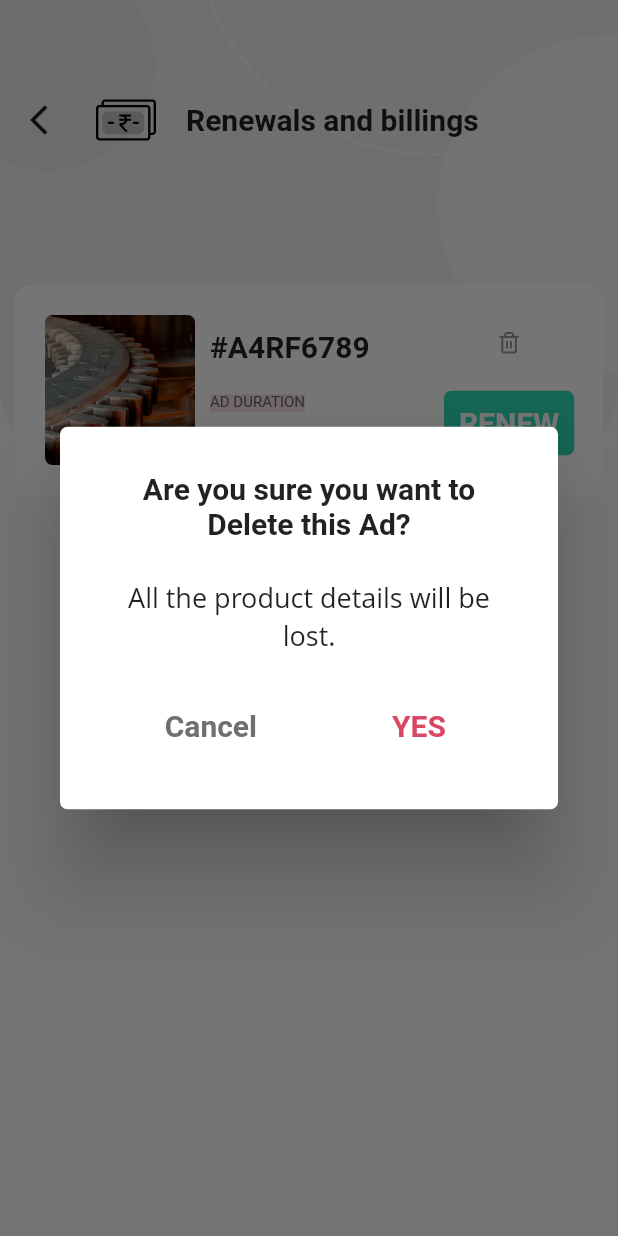
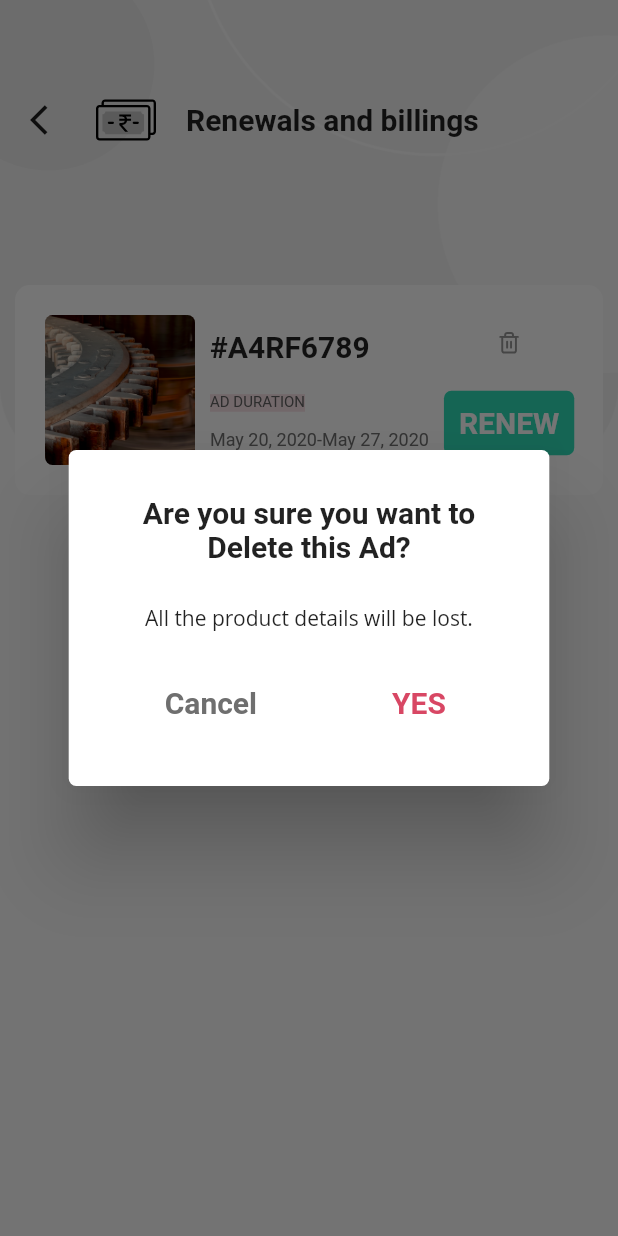
Before and after one commit to SankarshanDudhate/de_stock, a Flutter app: the renewalBilling screen opened directly, after a tap on an icon or button, on a phone screen of 412 x 824 dp. Run offline on Flutter 3.47's test engine with Material 2 defaults, Android fonts, the phone set to English and light mode, and no system bars; our stand-ins replace carousel_slider, file_picker, flutter_icons, flutter_svg, fluttertoast, image_picker and 1 more; accounts and stored records are empty; Roboto replaces fonts that are missing (Open Sans, Poppins).

Commit message:
Added saved products page. Seperated delete dialog to make it generalize.

```diff
--- /dev/null
+++ b/lib/PostAnAd/confirmDelete.dart
@@ -0,0 +1,75 @@
+import 'package:flutter/material.dart';
+
+class deleteDialog extends StatefulWidget {
+  @override
+  _deleteDialogState createState() => _deleteDialogState();
+}
+
+class _deleteDialogState extends State<deleteDialog> {
+
+  bool deleteStatus = false;
+  bool enableStatus = false;
+
+  @override
+  Widget build(BuildContext context) {
+    return Container(
+        padding: EdgeInsets.all(0),
+        //width: MediaQuery.of(context).size.width*0.7,
+        child: Column(
+          mainAxisSize: MainAxisSize.min,
+          children: [
+            Padding(
+              padding: const EdgeInsets.all(10.0),
+              child: Text("Are you sure you want to\nDelete this Ad?", style: TextStyle(fontSize:20,fontWeight:FontWeight.bold),textAlign: TextAlign.center,),
+            ),
+            //SizedBox(height:20),
+            Padding(
+              padding: const EdgeInsets.all(16.0),
+              child: Text("All the product details will be lost.", style: TextStyle(fontSize:14,fontFamily: "Open Sans"),textAlign: TextAlign.center,),
+            ),
+            Row(
+              mainAxisAlignment: MainAxisAlignment.center,
+              children: [
+                GestureDetector(
+                  onTap: (){
+                    setState(() {
+                      this.deleteStatus = true;
+                      this.enableStatus = false;
+                    });
+                    //sleep(Duration(seconds:1));
+                    Navigator.of(context).pop();
+                  },
+                  child: Container(
+                    padding: EdgeInsets.fromLTRB(40, 20, 40, 20),
+                    decoration: BoxDecoration(
+                      color : deleteStatus == true ? Color(0xFF6F6F6F) : Color(0xFFFFFFFF),
+                      borderRadius: BorderRadius.circular(5),
+                    ),
+                    child: Text("Cancel",style: TextStyle(fontSize:20,fontWeight:FontWeight.bold,color: deleteStatus == true ? Color(0xFFFFFFFF) : Color(0xFF6F6F6F)))
+                  ),
+                ),
+                GestureDetector(
+                  onTap: (){
+                    setState(() {
+                      this.deleteStatus = false;
+                      this.enableStatus = true;
+                    });
+                    //sleep(Duration(seconds:1));
+                    //Navigator.of(context).pop();
+                  },
+                  child: Container(
+                    padding: EdgeInsets.fromLTRB(40, 20, 40, 20),
+                    decoration: BoxDecoration(
+                      color : enableStatus == false ? Color(0xFFFFFFFF) : Color(0xFFD84764),
+                      borderRadius: BorderRadius.circular(5),
+                    ),
+                    child: Text("  YES ",style: TextStyle(fontSize:20,fontWeight:FontWeight.bold,color: enableStatus == false ? Color(0xFFD84764) : Color(0xFFFFFFFF)))
+                  ),
+                ),
+              ],
+            )
+          ],
+        ),
+      );
+  }
+}
--- a/lib/ProductPages/renewalBilling.dart
+++ b/lib/ProductPages/renewalBilling.dart
@@ -1,5 +1,6 @@
 import 'dart:io';
 
+import 'package:destock/PostAnAd/confirmDelete.dart';
 import 'package:flutter/material.dart';
 import 'package:flutter_svg/flutter_svg.dart';
 
@@ -172,78 +173,3 @@ void _buildDeleteDialogue(BuildContext context) {
       }
     );
   }
-
-
-class deleteDialog extends StatefulWidget {
-  @override
-  _deleteDialogState createState() => _deleteDialogState();
-}
-
-class _deleteDialogState extends State<deleteDialog> {
-
-  bool deleteStatus = false;
-  bool enableStatus = false;
-
-  @override
-  Widget build(BuildContext context) {
-    return Container(
-        padding: EdgeInsets.all(0),
-        //width: MediaQuery.of(context).size.width*0.7,
-        child: Column(
-          mainAxisSize: MainAxisSize.min,
-          children: [
-            Padding(
-              padding: const EdgeInsets.all(10.0),
-              child: Text("Are you sure you want to\nDelete this Ad?", style: TextStyle(fontSize:20,fontWeight:FontWeight.bold),textAlign: TextAlign.center,),
-            ),
-            //SizedBox(height:20),
-            Padding(
-              padding: const EdgeInsets.all(16.0),
-              child: Text("All the product details will be lost.", style: TextStyle(fontSize:18,fontFamily: "Open Sans"),textAlign: TextAlign.center,),
-            ),
-            Row(
-              mainAxisAlignment: MainAxisAlignment.center,
-              children: [
-                GestureDetector(
-                  onTap: (){
-                    setState(() {
-                      this.deleteStatus = true;
-                      this.enableStatus = false;
-                    });
-                    //sleep(Duration(seconds:1));
-                    Navigator.of(context).pop();
-                  },
-                  child: Container(
-                    padding: EdgeInsets.fromLTRB(40, 20, 40, 20),
-                    decoration: BoxDecoration(
-                      color : deleteStatus == true ? Color(0xFF6F6F6F) : Color(0xFFFFFFFF),
-                      borderRadius: BorderRadius.circular(5),
-                    ),
-                    child: Text("Cancel",style: TextStyle(fontSize:20,fontWeight:FontWeight.bold,color: deleteStatus == true ? Color(0xFFFFFFFF) : Color(0xFF6F6F6F)))
-                  ),
-                ),
-                GestureDetector(
-                  onTap: (){
-                    setState(() {
-                      this.deleteStatus = false;
-                      this.enableStatus = true;
-                    });
-                    //sleep(Duration(seconds:1));
-                    //Navigator.of(context).pop();
-                  },
-                  child: Container(
-                    padding: EdgeInsets.fromLTRB(40, 20, 40, 20),
-                    decoration: BoxDecoration(
-                      color : enableStatus == false ? Color(0xFFFFFFFF) : Color(0xFFD84764),
-                      borderRadius: BorderRadius.circular(5),
-                    ),
-                    child: Text("  YES ",style: TextStyle(fontSize:20,fontWeight:FontWeight.bold,color: enableStatus == false ? Color(0xFFD84764) : Color(0xFFFFFFFF)))
-                  ),
-                ),
-              ],
-            )
-          ],
-        ),
-      );
-  }
-}
```
Also changed, not shown: lib/PostAnAd/savedProducts.dart (added, +148 -0 lines), assets/icons/circle-design.svg (added).
